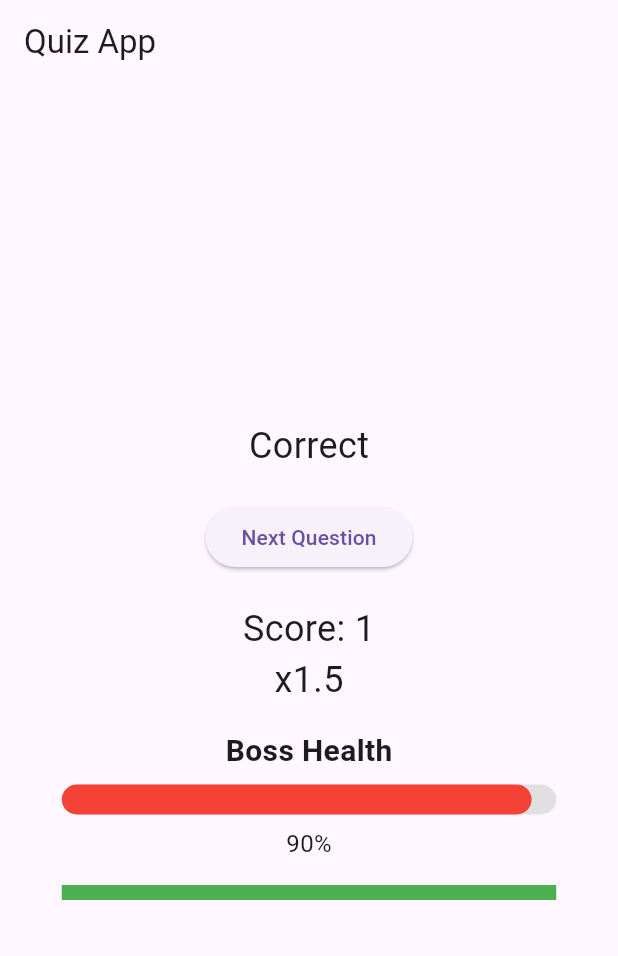
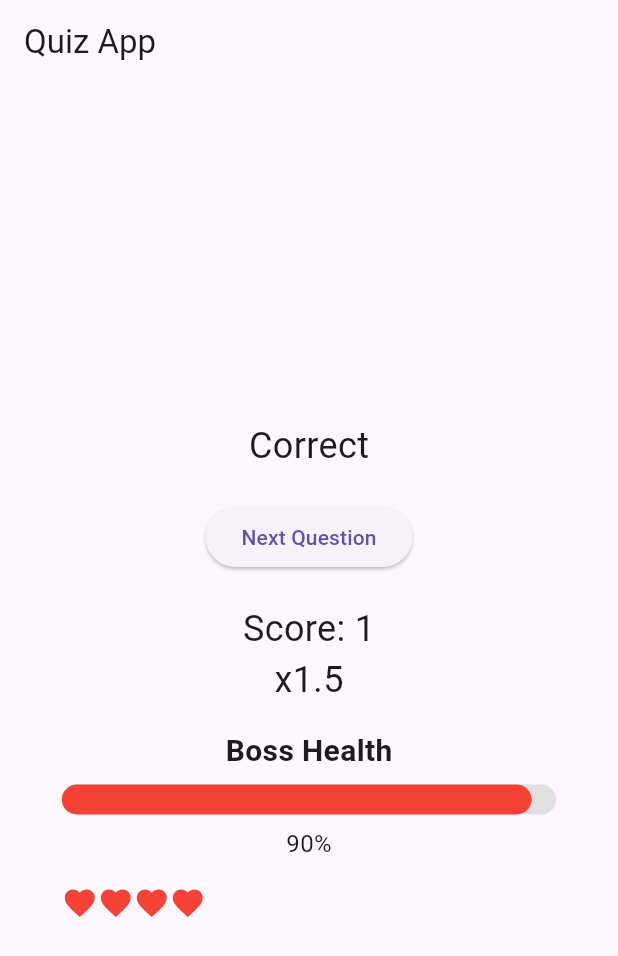
Before and after one commit to Em-N-Emss/FLE-Project-App, a Flutter app: the screen it shows after launch, after a tap on "Hello", on a phone screen of 412 x 824 dp. Shown: the top 956 px of the screen. Run offline on Flutter 3.47's test engine with Material 3 defaults, Android fonts, the phone set to English and light mode, and no system bars.

Commit message:
ajout vie en coeur pour joueur

```diff
--- a/lib/main.dart
+++ b/lib/main.dart
@@ -166,8 +166,9 @@ class _QuizPageState extends State<QuizPage> {
         }
       } else {
         _scoreMultiplier = 1; // Reset the score multiplier
-        _consecutiveGoodAnswers =0; // Reset the consecutive good answers count if the answer is incorrect
+        _consecutiveGoodAnswers = 0; // Reset the consecutive good answers count if the answer is incorrect
         _userChoice = 'Incorrect';
+        _playerHealth -= 10; // Decrease the player's health by 10 for incorrect answers
       }
       _showResult = true;
     });
--- a/lib/player_health_bar.dart
+++ b/lib/player_health_bar.dart
@@ -15,13 +15,19 @@ class PlayerHealthBar extends StatelessWidget {
     final screenWidth = MediaQuery.of(context).size.width;
     final barWidth = screenWidth * 0.8; // Adjust the width as needed
 
+    final int numHearts = (health / 25).ceil(); // Calculate the number of hearts based on the health
+
     return Container(
       height: barHeight,
       width: barWidth,
-      child: LinearProgressIndicator(
-        value: health / 100, // Assuming health is a value between 0 and 100
-        backgroundColor: Colors.grey[300],
-        valueColor: AlwaysStoppedAnimation<Color>(Colors.green),
+      child: Row(
+        children: List.generate(
+          4, // Total number of hearts
+          (index) => Icon(
+            index < numHearts ? Icons.favorite : Icons.favorite_border,
+            color: Colors.red, // Change color to personalize
+          ),
+        ),
       ),
     );
   }
```
